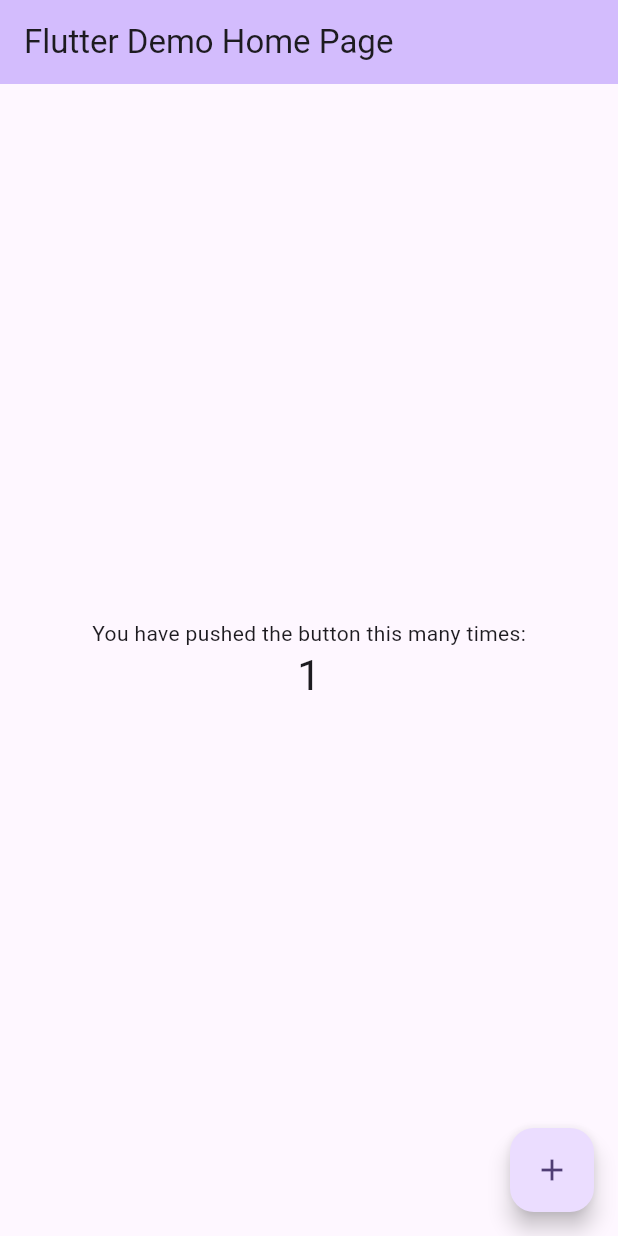
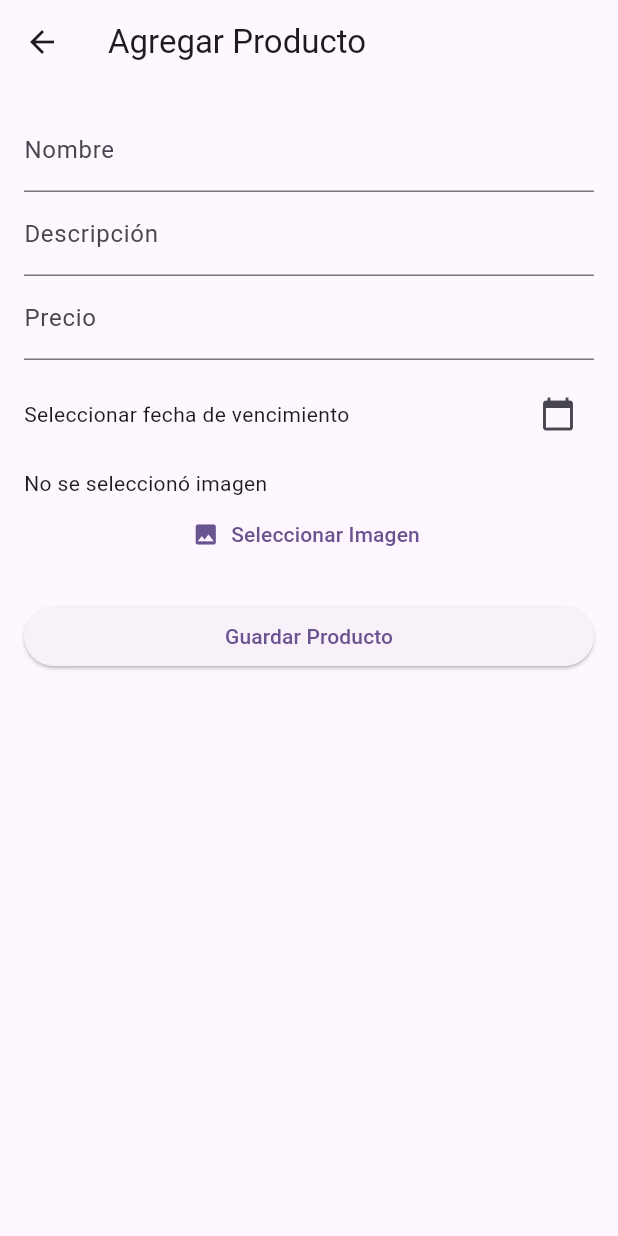
Before and after one commit to Lione313/lab14-15, a Flutter app: the screen it shows after launch, after a tap on the "add" icon, on a phone screen of 412 x 824 dp. Run offline on Flutter 3.47's test engine with Material 3 defaults, Android fonts, the phone set to English and light mode, and no system bars; our stand-ins replace image_picker, sqflite; missing offline and left inert: cloudinary_url_gen; accounts and stored records are empty.

Commit message:
fix(ga):commit del jajas

```diff
--- a/lib/main.dart
+++ b/lib/main.dart
@@ -1,4 +1,7 @@
 import 'package:flutter/material.dart';
+import 'package:provider/provider.dart';
+import 'viewmodels/products_view_model.dart';
+import 'views/products/products_view.dart';
 
 void main() {
   runApp(const MyApp());
@@ -7,116 +10,21 @@ void main() {
 class MyApp extends StatelessWidget {
   const MyApp({super.key});
 
-  // This widget is the root of your application.
   @override
   Widget build(BuildContext context) {
-    return MaterialApp(
-      title: 'Flutter Demo',
-      theme: ThemeData(
-        // This is the theme of your application.
-        //
-        // TRY THIS: Try running your application with "flutter run". You'll see
-        // the application has a purple toolbar. Then, without quitting the app,
-        // try changing the seedColor in the colorScheme below to Colors.green
-        // and then invoke "hot reload" (save your changes or press the "hot
-        // reload" button in a Flutter-supported IDE, or press "r" if you used
-        // the command line to start the app).
-        //
-        // Notice that the counter didn't reset back to zero; the application
-        // state is not lost during the reload. To reset the state, use hot
-        // restart instead.
-        //
-        // This works for code too, not just values: Most code changes can be
-        // tested with just a hot reload.
-        colorScheme: ColorScheme.fromSeed(seedColor: Colors.deepPurple),
+    return MultiProvider(
+      providers: [
+        ChangeNotifierProvider(create: (_) => ProductsViewModel()),
+      ],
+      child: MaterialApp(
+        title: 'Productos App',
+        debugShowCheckedModeBanner: false,
+        theme: ThemeData(
+          colorScheme: ColorScheme.fromSeed(seedColor: Colors.deepPurple),
+          useMaterial3: true,
+        ),
+        home: const ProductsView(),
       ),
-      home: const MyHomePage(title: 'Flutter Demo Home Page'),
     );
   }
 }
-
-class MyHomePage extends StatefulWidget {
-  const MyHomePage({super.key, required this.title});
-
-  // This widget is the home page of your application. It is stateful, meaning
-  // that it has a State object (defined below) that contains fields that affect
-  // how it looks.
-
-  // This class is the configuration for the state. It holds the values (in this
-  // case the title) provided by the parent (in this case the App widget) and
-  // used by the build method of the State. Fields in a Widget subclass are
-  // always marked "final".
-
-  final String title;
-
-  @override
-  State<MyHomePage> createState() => _MyHomePageState();
-}
-
-class _MyHomePageState extends State<MyHomePage> {
-  int _counter = 0;
-
-  void _incrementCounter() {
-    setState(() {
-      // This call to setState tells the Flutter framework that something has
-      // changed in this State, which causes it to rerun the build method below
-      // so that the display can reflect the updated values. If we changed
-      // _counter without calling setState(), then the build method would not be
-      // called again, and so nothing would appear to happen.
-      _counter++;
-    });
-  }
-
-  @override
-  Widget build(BuildContext context) {
-    // This method is rerun every time setState is called, for instance as done
-    // by the _incrementCounter method above.
-    //
-    // The Flutter framework has been optimized to make rerunning build methods
-    // fast, so that you can just rebuild anything that needs updating rather
-    // than having to individually change instances of widgets.
-    return Scaffold(
-      appBar: AppBar(
-        // TRY THIS: Try changing the color here to a specific color (to
-        // Colors.amber, perhaps?) and trigger a hot reload to see the AppBar
-        // change color while the other colors stay the same.
-        backgroundColor: Theme.of(context).colorScheme.inversePrimary,
-        // Here we take the value from the MyHomePage object that was created by
-        // the App.build method, and use it to set our appbar title.
-        title: Text(widget.title),
-      ),
-      body: Center(
-        // Center is a layout widget. It takes a single child and positions it
-        // in the middle of the parent.
-        child: Column(
-          // Column is also a layout widget. It takes a list of children and
-          // arranges them vertically. By default, it sizes itself to fit its
-          // children horizontally, and tries to be as tall as its parent.
-          //
-          // Column has various properties to control how it sizes itself and
-          // how it positions its children. Here we use mainAxisAlignment to
-          // center the children vertically; the main axis here is the vertical
-          // axis because Columns are vertical (the cross axis would be
-          // horizontal).
-          //
-          // TRY THIS: Invoke "debug painting" (choose the "Toggle Debug Paint"
-          // action in the IDE, or press "p" in the console), to see the
-          // wireframe for each widget.
-          mainAxisAlignment: MainAxisAlignment.center,
-          children: <Widget>[
-            const Text('You have pushed the button this many times:'),
-            Text(
-              '$_counter',
-              style: Theme.of(context).textTheme.headlineMedium,
-            ),
-          ],
-        ),
-      ),
-      floatingActionButton: FloatingActionButton(
-        onPressed: _incrementCounter,
-        tooltip: 'Increment',
-        child: const Icon(Icons.add),
-      ), // This trailing comma makes auto-formatting nicer for build methods.
-    );
-  }
-}
--- /dev/null
+++ b/lib/models/product_model.dart
@@ -0,0 +1,39 @@
+class ProductModel {
+  final String id;
+  final String nombre;
+  final String descripcion;
+  final DateTime fechaVencimiento;
+  final double precio;
+  final String backgroundImg;
+
+  ProductModel({
+    required this.id,
+    required this.nombre,
+    required this.descripcion,
+    required this.fechaVencimiento,
+    required this.precio,
+    required this.backgroundImg,
+  });
+
+  factory ProductModel.fromJson(Map<String, dynamic> json) {
+    return ProductModel(
+      id: json['id'],
+      nombre: json['nombre'],
+      descripcion: json['descripcion'],
+      fechaVencimiento: DateTime.parse(json['fechaVencimiento']),
+      precio: (json['precio'] as num).toDouble(),
+      backgroundImg: json['backgroundImg'],
+    );
+  }
+
+  Map<String, dynamic> toJson() {
+    return {
+      'id': id,
+      'nombre': nombre,
+      'descripcion': descripcion,
+      'fechaVencimiento': fechaVencimiento.toIso8601String(),
+      'precio': precio,
+      'backgroundImg': backgroundImg,
+    };
+  }
+}
--- /dev/null
+++ b/lib/services/cloudinary_service.dart
@@ -0,0 +1,53 @@
+import 'dart:convert';
+import 'dart:io';
+import 'package:http/http.dart' as http;
+import 'package:cloudinary_url_gen/cloudinary.dart';
+import 'package:cloudinary_url_gen/transformation/transformation.dart';
+import 'package:cloudinary_url_gen/transformation/resize/resize.dart';
+
+class CloudinaryService {
+
+  static final CloudinaryService _instance = CloudinaryService._internal();
+  factory CloudinaryService() => _instance;
+  CloudinaryService._internal() {
+    _cloudinary = Cloudinary.fromCloudName(cloudName: _cloudName);
+    _cloudinary.config.urlConfig.secure = true;
+  }
+
+  final String _cloudName = 'dijr92ntz';
+  final String _uploadPreset = 'flutter';
+  late final Cloudinary _cloudinary;
+
+  Cloudinary get instance => _cloudinary;
+
+
+ String getImageUrl(String publicId, {int width = 200, int height = 200}) {
+  return (_cloudinary.image(publicId)
+    ..transformation(Transformation()
+      ..resize(Resize.crop()
+        ..width(width)
+        ..height(height))))
+    .toString();
+}
+
+ Future<String?> uploadImage(File imageFile) async {
+  final url = Uri.parse('https://api.cloudinary.com/v1_1/$_cloudName/image/upload');
+
+  final request = http.MultipartRequest('POST', url)
+    ..fields['upload_preset'] = _uploadPreset
+    ..fields['folder'] = 'productosFlutter'
+    ..files.add(await http.MultipartFile.fromPath('file', imageFile.path));
+
+  final response = await request.send();
+
+  if (response.statusCode == 200) {
+    final resStr = await response.stream.bytesToString();
+    final data = jsonDecode(resStr);
+    return data['secure_url'];
+  } else {
+    print('Error al subir imagen: ${response.statusCode}');
+    return null;
+  }
+}
+
+}
--- /dev/null
+++ b/lib/services/database_service.dart
@@ -0,0 +1,64 @@
+import 'package:sqflite/sqflite.dart';
+import 'package:path/path.dart';
+import '../models/product_model.dart';
+
+class DatabaseService {
+  static final DatabaseService _instance = DatabaseService._internal();
+  factory DatabaseService() => _instance;
+  DatabaseService._internal();
+
+  static Database? _db;
+
+  Future<Database> get database async {
+    if (_db != null) return _db!;
+    _db = await _initDB();
+    return _db!;
+  }
+
+  Future<Database> _initDB() async {
+    final dbPath = await getDatabasesPath();
+    final path = join(dbPath, 'productos.db');
+
+    return await openDatabase(
+      path,
+      version: 1,
+      onCreate: _onCreate,
+    );
+  }
+
+  Future<void> _onCreate(Database db, int version) async {
+    await db.execute('''
+      CREATE TABLE productos(
+        id TEXT PRIMARY KEY,
+        nombre TEXT,
+        descripcion TEXT,
+        fechaVencimiento TEXT,
+        precio REAL,
+        backgroundImg TEXT
+      )
+    ''');
+  }
+
+  Future<void> insertProducto(ProductModel producto) async {
+    final db = await database;
+    await db.insert('productos', producto.toJson(),
+        conflictAlgorithm: ConflictAlgorithm.replace);
+  }
+
+  Future<List<ProductModel>> getProductos() async {
+    final db = await database;
+    final res = await db.query('productos');
+    return res.map((e) => ProductModel.fromJson(e)).toList();
+  }
+
+  Future<void> deleteProducto(String id) async {
+    final db = await database;
+    await db.delete('productos', where: 'id = ?', whereArgs: [id]);
+  }
+
+  Future<void> updateProducto(ProductModel producto) async {
+    final db = await database;
+    await db.update('productos', producto.toJson(),
+        where: 'id = ?', whereArgs: [producto.id]);
+  }
+}
--- /dev/null
+++ b/lib/viewmodels/products_view_model.dart
@@ -0,0 +1,82 @@
+import 'dart:io';
+import 'package:flutter/material.dart';
+import '../models/product_model.dart';
+import '../services/database_service.dart';
+import '../services/cloudinary_service.dart';
+import 'package:uuid/uuid.dart';
+
+class ProductsViewModel extends ChangeNotifier {
+  final _dbService = DatabaseService();
+  final _cloudService = CloudinaryService();
+
+  List<ProductModel> _productos = [];
+  List<ProductModel> get productos => _productos;
+
+  bool _isLoading = false;
+  bool get isLoading => _isLoading;
+
+  // Cargar productos desde la base de datos
+  Future<void> fetchProductos() async {
+    _isLoading = true;
+    notifyListeners();
+
+    _productos = await _dbService.getProductos();
+
+    _isLoading = false;
+    notifyListeners();
+  }
+
+  // Agregar un producto nuevo
+  Future<void> addProducto({
+    required String nombre,
+    required String descripcion,
+    required DateTime fechaVencimiento,
+    required double precio,
+    required File? imageFile,
+  }) async {
+    _isLoading = true;
+    notifyListeners();
+
+    String imageUrl = '';
+
+    // Subir imagen si existe
+    if (imageFile != null) {
+      final uploadedUrl = await _cloudService.uploadImage(imageFile);
+      if (uploadedUrl != null) {
+        imageUrl = uploadedUrl;
+      }
+    }
+
+    final newProduct = ProductModel(
+      id: const Uuid().v4(), // genera ID único
+      nombre: nombre,
+      descripcion: descripcion,
+      fechaVencimiento: fechaVencimiento,
+      precio: precio,
+      backgroundImg: imageUrl,
+    );
+
+    await _dbService.insertProducto(newProduct);
+    _productos.add(newProduct);
+
+    _isLoading = false;
+    notifyListeners();
+  }
+
+  // Eliminar producto
+  Future<void> deleteProducto(String id) async {
+    await _dbService.deleteProducto(id);
+    _productos.removeWhere((p) => p.id == id);
+    notifyListeners();
+  }
+
+  // Editar producto (opcional si haces pantalla de editar)
+  Future<void> updateProducto(ProductModel producto) async {
+    await _dbService.updateProducto(producto);
+    int index = _productos.indexWhere((p) => p.id == producto.id);
+    if (index != -1) {
+      _productos[index] = producto;
+      notifyListeners();
+    }
+  }
+}
--- /dev/null
+++ b/lib/views/products/add_product_view.dart
@@ -0,0 +1,136 @@
+import 'dart:io';
+
+import 'package:flutter/material.dart';
+import 'package:image_picker/image_picker.dart';
+import 'package:provider/provider.dart';
+
+import '../../viewmodels/products_view_model.dart';
+
+class AddProductView extends StatefulWidget {
+  const AddProductView({super.key});
+
+  @override
+  State<AddProductView> createState() => _AddProductViewState();
+}
+
+class _AddProductViewState extends State<AddProductView> {
+  final _formKey = GlobalKey<FormState>();
+  final _nombreController = TextEditingController();
+  final _descripcionController = TextEditingController();
+  final _precioController = TextEditingController();
+  DateTime? _fechaVencimiento;
+  File? _imageFile;
+
+  Future<void> _pickImage() async {
+    final picker = ImagePicker();
+    final picked = await picker.pickImage(source: ImageSource.gallery);
+    if (picked != null) {
+      setState(() {
+        _imageFile = File(picked.path);
+      });
+    }
+  }
+
+  Future<void> _selectDate() async {
+    final now = DateTime.now();
+    final picked = await showDatePicker(
+      context: context,
+      initialDate: now,
+      firstDate: now,
+      lastDate: DateTime(now.year + 5),
+    );
+    if (picked != null) {
+      setState(() {
+        _fechaVencimiento = picked;
+      });
+    }
+  }
+
+  void _saveProduct() async {
+    if (_formKey.currentState!.validate() && _fechaVencimiento != null) {
+      final viewModel = Provider.of<ProductsViewModel>(context, listen: false);
+
+      await viewModel.addProducto(
+        nombre: _nombreController.text.trim(),
+        descripcion: _descripcionController.text.trim(),
+        fechaVencimiento: _fechaVencimiento!,
+        precio: double.parse(_precioController.text),
+        imageFile: _imageFile,
+      );
+
+      if (mounted) Navigator.pop(context);
+    }
+  }
+
+  @override
+  void dispose() {
+    _nombreController.dispose();
+    _descripcionController.dispose();
+    _precioController.dispose();
+    super.dispose();
+  }
+
+  @override
+  Widget build(BuildContext context) {
+    return Scaffold(
+      appBar: AppBar(title: const Text('Agregar Producto')),
+      body: Padding(
+        padding: const EdgeInsets.all(16.0),
+        child: Form(
+          key: _formKey,
+          child: ListView(
+            children: [
+              TextFormField(
+                controller: _nombreController,
+                decoration: const InputDecoration(labelText: 'Nombre'),
+                validator: (value) =>
+                    value!.isEmpty ? 'Ingrese el nombre' : null,
+              ),
+              TextFormField(
+                controller: _descripcionController,
+                decoration: const InputDecoration(labelText: 'Descripción'),
+                validator: (value) =>
+                    value!.isEmpty ? 'Ingrese una descripción' : null,
+              ),
+              TextFormField(
+                controller: _precioController,
+                keyboardType: TextInputType.number,
+                decoration: const InputDecoration(labelText: 'Precio'),
+                validator: (value) =>
+                    value!.isEmpty ? 'Ingrese el precio' : null,
+              ),
+              const SizedBox(height: 12),
+              Row(
+                children: [
+                  Expanded(
+                    child: Text(_fechaVencimiento == null
+                        ? 'Seleccionar fecha de vencimiento'
+                        : 'Vence: ${_fechaVencimiento!.toLocal().toString().split(' ')[0]}'),
+                  ),
+                  IconButton(
+                    onPressed: _selectDate,
+                    icon: const Icon(Icons.calendar_today),
+                  ),
+                ],
+              ),
+              const SizedBox(height: 12),
+              _imageFile != null
+                  ? Image.file(_imageFile!, height: 150)
+                  : const Text('No se seleccionó imagen'),
+              TextButton.icon(
+                onPressed: _pickImage,
+                icon: const Icon(Icons.image),
+                label: const Text('Seleccionar Imagen'),
+              ),
+              const SizedBox(height: 20),
+              ElevatedButton(
+                onPressed: _saveProduct,
+                child: const Text('Guardar Producto'),
+              )
+            ],
+          ),
+        ),
+      ),
+    );
+  }
+}
--- /dev/null
+++ b/lib/views/products/products_view.dart
@@ -0,0 +1,64 @@
+// views/products/products_view.dart
+import 'package:flutter/material.dart';
+import 'package:provider/provider.dart';
+import '../../viewmodels/products_view_model.dart';
+
+import 'add_product_view.dart';
+
+class ProductsView extends StatelessWidget {
+  const ProductsView({super.key});
+
+  @override
+  Widget build(BuildContext context) {
+    return ChangeNotifierProvider(
+      create: (_) => ProductsViewModel()..fetchProductos(),
+      child: Consumer<ProductsViewModel>(
+        builder: (context, viewModel, child) {
+          return Scaffold(
+            appBar: AppBar(
+              title: const Text('Productos'),
+            ),
+            body: viewModel.isLoading
+                ? const Center(child: CircularProgressIndicator())
+                : ListView.builder(
+                    itemCount: viewModel.productos.length,
+                    itemBuilder: (context, index) {
+                      final producto = viewModel.productos[index];
+                      return Card(
+                        margin: const EdgeInsets.all(8),
+                        child: ListTile(
+                          leading: producto.backgroundImg.isNotEmpty
+                              ? Image.network(
+                                  producto.backgroundImg,
+                                  width: 50,
+                                  height: 50,
+                                  fit: BoxFit.cover,
+                                )
+                              : const Icon(Icons.image_not_supported),
+                          title: Text(producto.nombre),
+                          subtitle: Text('S/ ${producto.precio.toStringAsFixed(2)}'),
+                          trailing: IconButton(
+                            icon: const Icon(Icons.delete, color: Colors.red),
+                            onPressed: () {
+                              viewModel.deleteProducto(producto.id);
+                            },
+                          ),
+                        ),
+                      );
+                    },
+                  ),
+            floatingActionButton: FloatingActionButton(
+              onPressed: () {
+                Navigator.push(
+                  context,
+                  MaterialPageRoute(builder: (_) => const AddProductView()),
+                );
+              },
+              child: const Icon(Icons.add),
+            ),
+          );
+        },
+      ),
+    );
+  }
+}
```
Also changed, not shown: pubspec.yaml (+24 -64 lines), pubspec.lock, 6 other files.
